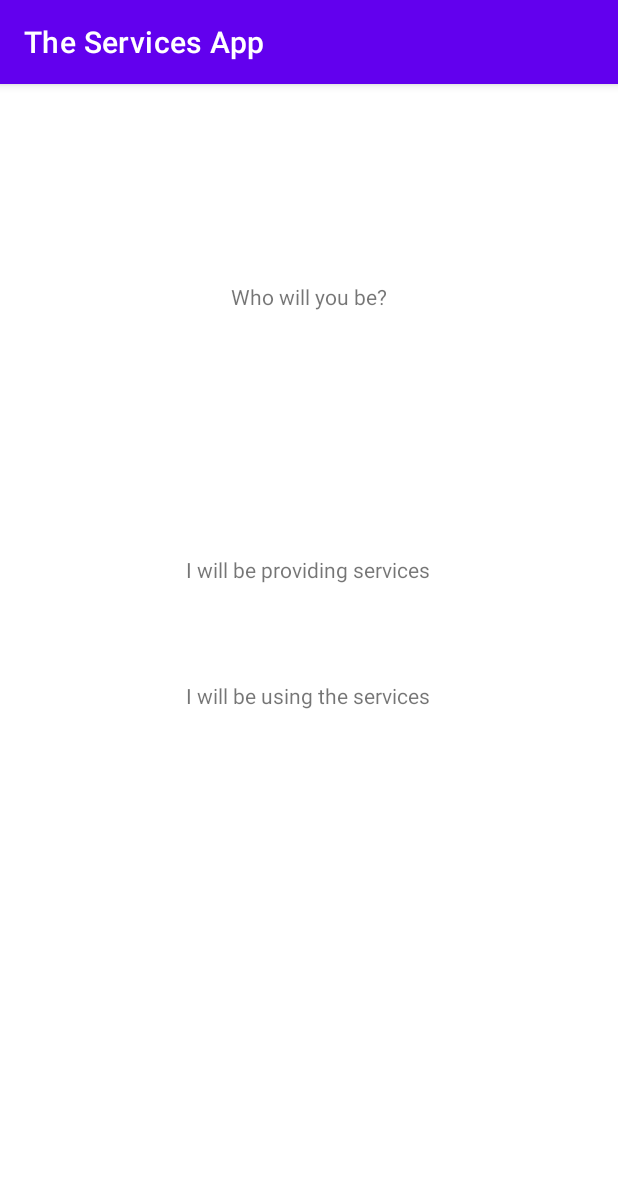
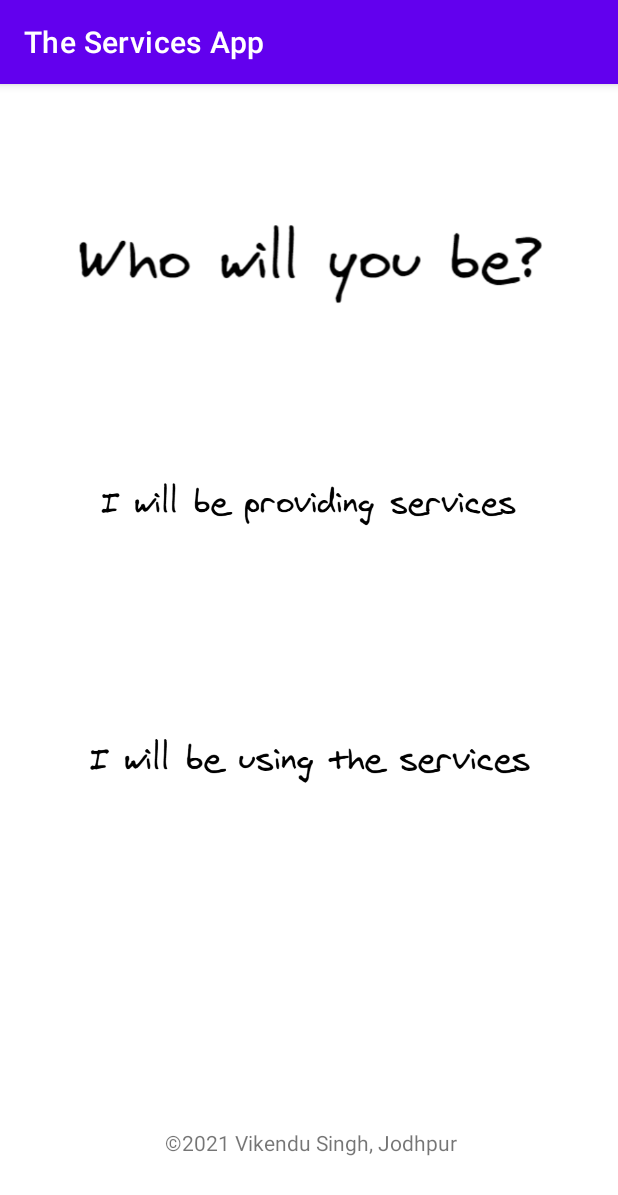
Before and after one commit to vikendu/The_Services_App, an Android app: the ChooseTypeActivity screen opened directly, with no data from a screen before it, on a phone screen of 412 x 824 dp. Shown: the top 1195 px of the screen. Run offline under Robolectric (Android 15) with nearby library versions, the phone set to English and light mode, and no system bars.

Commit message:
Some designs sorted

```diff
--- a/app/src/main/res/layout/activity_choose_type.xml
+++ b/app/src/main/res/layout/activity_choose_type.xml
@@ -4,41 +4,69 @@
     xmlns:tools="http://schemas.android.com/tools"
     android:layout_width="match_parent"
     android:layout_height="match_parent"
-    tools:context=".ChooseTypeActivity">
+    tools:context=".ChooseTypeActivity"
+    tools:layout_editor_absoluteY="81dp">
+
+    <ImageView
+        android:id="@+id/idWhoYouWillBe"
+        android:layout_width="347dp"
+        android:layout_height="93dp"
+        android:layout_marginStart="32dp"
+        android:layout_marginLeft="32dp"
+        android:layout_marginTop="71dp"
+        android:layout_marginEnd="32dp"
+        android:layout_marginRight="32dp"
+        app:layout_constraintEnd_toEndOf="parent"
+        app:layout_constraintStart_toStartOf="parent"
+        app:layout_constraintTop_toTopOf="parent"
+        app:srcCompat="@drawable/who_will_you_be_text__1_"
+        android:contentDescription="@string/who_will_you_be" />
+
+    <ImageView
+        android:id="@+id/idIwillProvideServices"
+        android:layout_width="298dp"
+        android:layout_height="89dp"
+        android:layout_marginStart="56dp"
+        android:layout_marginLeft="56dp"
+        android:layout_marginTop="70dp"
+        android:layout_marginEnd="57dp"
+        android:layout_marginRight="57dp"
+        app:layout_constraintEnd_toEndOf="parent"
+        app:layout_constraintStart_toStartOf="parent"
+        app:layout_constraintTop_toBottomOf="@+id/idWhoYouWillBe"
+        app:srcCompat="@drawable/i_will_give_services"
+        android:contentDescription="@string/i_will_be_providing_services"/>
+
+    <ImageView
+        android:id="@+id/idIwillBeUsingServices"
+        android:layout_width="315dp"
+        android:layout_height="86dp"
+        android:layout_marginStart="48dp"
+        android:layout_marginLeft="48dp"
+        android:layout_marginTop="1dp"
+        android:layout_marginEnd="48dp"
+        android:layout_marginRight="48dp"
+        android:layout_marginBottom="193dp"
+        app:layout_constraintBottom_toBottomOf="parent"
+        app:layout_constraintEnd_toEndOf="parent"
+        app:layout_constraintStart_toStartOf="parent"
+        app:layout_constraintTop_toBottomOf="@+id/idIwillProvideServices"
+        app:srcCompat="@drawable/i_will_be_using_services"
+        android:contentDescription="@string/i_will_be_using_the_services"/>
 
     <TextView
         android:id="@+id/textView"
         android:layout_width="wrap_content"
         android:layout_height="wrap_content"
-        android:layout_marginStart="153dp"
-        android:layout_marginLeft="153dp"
-        android:layout_marginTop="132dp"
-        android:text="@string/who_will_you_be"
-        android:textAlignment="center"
+        android:layout_marginStart="178dp"
+        android:layout_marginLeft="178dp"
+        android:layout_marginTop="162dp"
+        android:layout_marginEnd="176dp"
+        android:layout_marginRight="176dp"
+        android:layout_marginBottom="12dp"
+        android:text="@string/copyright_text"
+        app:layout_constraintBottom_toBottomOf="parent"
+        app:layout_constraintEnd_toEndOf="parent"
         app:layout_constraintStart_toStartOf="parent"
-        app:layout_constraintTop_toTopOf="parent" />
-
-    <TextView
-        android:id="@+id/textView2"
-        android:layout_width="wrap_content"
-        android:layout_height="wrap_content"
-        android:layout_marginStart="123dp"
-        android:layout_marginLeft="123dp"
-        android:layout_marginTop="314dp"
-        android:text="@string/i_will_be_providing_services"
-        android:textAlignment="center"
-        app:layout_constraintStart_toStartOf="parent"
-        app:layout_constraintTop_toTopOf="parent" />
-
-    <TextView
-        android:id="@+id/textView3"
-        android:layout_width="wrap_content"
-        android:layout_height="wrap_content"
-        android:layout_marginStart="124dp"
-        android:layout_marginLeft="124dp"
-        android:layout_marginTop="398dp"
-        android:text="@string/i_will_be_using_the_services"
-        android:textAlignment="center"
-        app:layout_constraintStart_toStartOf="parent"
-        app:layout_constraintTop_toTopOf="parent" />
+        app:layout_constraintTop_toBottomOf="@+id/idIwillBeUsingServices" />
 </androidx.constraintlayout.widget.ConstraintLayout>
--- a/app/src/main/res/values/strings.xml
+++ b/app/src/main/res/values/strings.xml
@@ -8,4 +8,5 @@
     <string name="ad_tagline">AD Tagline</string>
     <string name="ad_description">AD Description</string>
     <string name="ad_price">AD Price</string>
+    <string name="copyright_text">©2021 Vikendu Singh, Jodhpur</string>
 </resources>
```
Also changed, not shown: app/src/main/res/drawable/i_will_be_using_services.png (added), app/src/main/res/drawable/i_will_give_services.png (added), app/src/main/res/drawable/who_will_you_be_text__1_.png (added), app/src/main/res/mipmap-hdpi/ic_launcher.png (deleted), app/src/main/res/mipmap-hdpi/ic_launcher_round.png (deleted), app/src/main/res/mipmap-hdpi/sample_ad_icon.png (deleted), app/src/main/res/mipmap-hdpi/sample_ad_icon_foreground.png (deleted), app/src/main/res/mipmap-hdpi/sample_ad_icon_round.png (deleted).
